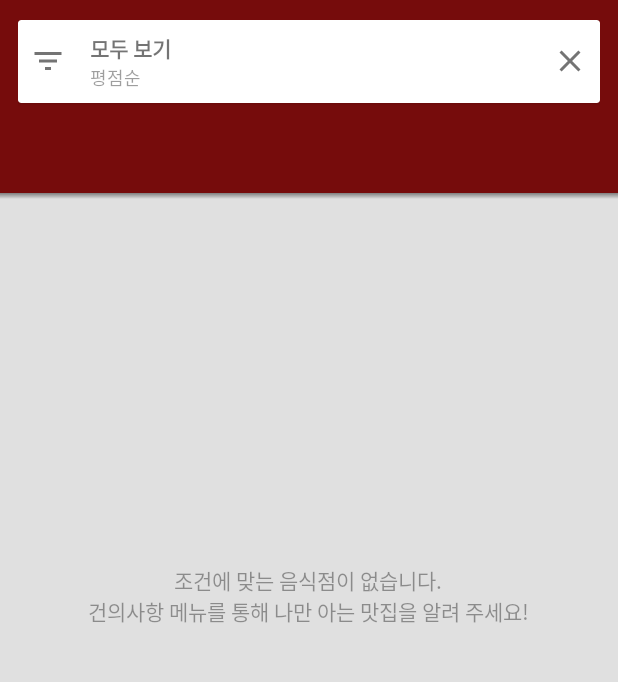
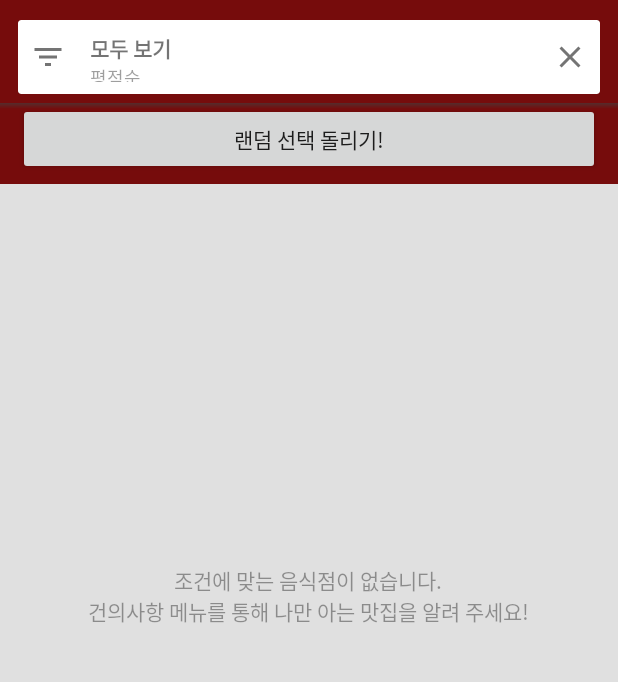
Before and after one commit to hotheadfactory/lunchbag, an Android app: the screen it shows after launch (MainActivity), on a phone screen of 412 x 824 dp, the part 64-746 px from its top. Run offline under Robolectric (Android 15) with nearby library versions, the phone set to English and light mode, and no system bars; our stand-ins replace Firebase (no records; nobody signed in at launch, a user with empty details on screens opened directly); libraries missing offline, so code that uses them is left out: com.firebase.ui, me.zhanghai.android; pictures from the network do not load.

```diff
--- a/app/src/main/java/com/lunchbag/lunchbag/java/MainActivity.java
+++ b/app/src/main/java/com/lunchbag/lunchbag/java/MainActivity.java
@@ -10,6 +10,7 @@ import android.view.MenuItem;
 import android.view.View;
 import android.view.ViewGroup;
 import android.widget.TextView;
+import android.widget.Toast;
 
 import androidx.annotation.NonNull;
 import androidx.annotation.StringRes;
@@ -222,7 +223,7 @@ public class MainActivity extends AppCompatActivity implements
         // Go to the details page for the selected restaurant
         Intent intent = new Intent(this, RestaurantDetailActivity.class);
         intent.putExtra(RestaurantDetailActivity.KEY_RESTAURANT_ID, restaurant.getId());
-
+        Toast.makeText(MainActivity.this, restaurant.getId(), Toast.LENGTH_SHORT).show();
         startActivity(intent);
         overridePendingTransition(R.anim.slide_in_from_right, R.anim.slide_out_to_left);
     }
--- a/app/src/main/java/com/lunchbag/lunchbag/java/adapter/RestaurantAdapter.java
+++ b/app/src/main/java/com/lunchbag/lunchbag/java/adapter/RestaurantAdapter.java
@@ -21,6 +21,7 @@ import me.zhanghai.android.materialratingbar.MaterialRatingBar;
 /**
  * RecyclerView adapter for a list of Restaurants.
  */
+
 public class RestaurantAdapter extends FirestoreAdapter<RestaurantAdapter.ViewHolder> {
 
     public interface OnRestaurantSelectedListener {
--- a/app/src/main/java/com/lunchbag/lunchbag/java/model/Restaurant.java
+++ b/app/src/main/java/com/lunchbag/lunchbag/java/model/Restaurant.java
@@ -13,7 +13,6 @@ public class Restaurant {
     public static final String FIELD_PRICE = "price";
     public static final String FIELD_POPULARITY = "numRatings";
     public static final String FIELD_AVG_RATING = "avgRating";
-    public static final String FIELD_CONGESTION = "avgRating";
 
     private String name;
     private String place;
@@ -22,11 +21,12 @@ public class Restaurant {
     private int price;
     private int numRatings;
     private double avgRating;
+    private int congestion;
 
     public Restaurant() {}
 
     public Restaurant(String name, String place, String category, String photo,
-                      int price, int numRatings, double avgRating) {
+                      int price, int numRatings, double avgRating, int congestion) {
         this.name = name;
         this.place = place;
         this.category = category;
@@ -34,6 +34,7 @@ public class Restaurant {
         this.price = price;
         this.numRatings = numRatings;
         this.avgRating = avgRating;
+        this.congestion = congestion;
     }
 
     public String getName() {
--- a/app/src/main/res/layout/activity_main.xml
+++ b/app/src/main/res/layout/activity_main.xml
@@ -20,12 +20,14 @@
     <FrameLayout
         android:id="@+id/filterBarContainer"
         android:layout_width="match_parent"
-        android:layout_height="115dp"
+        android:layout_height="55dp"
         android:layout_below="@+id/toolbar"
         android:background="@color/colorPrimary"
         android:paddingLeft="12dp"
         android:paddingRight="12dp"
-        android:paddingBottom="12dp">
+        android:paddingBottom="6dp">
+
+
 
         <androidx.cardview.widget.CardView
             android:id="@+id/filterBar"
@@ -93,14 +95,33 @@
 
         </androidx.cardview.widget.CardView>
 
+
+
     </FrameLayout>
+    <FrameLayout
+        android:id="@+id/rouletteButtonContainer"
+        android:layout_width="match_parent"
+        android:layout_height="54dp"
+        android:layout_below="@+id/filterBarContainer"
+        android:background="@color/colorPrimary"
+        android:paddingLeft="12dp"
+        android:paddingRight="12dp"
+        android:paddingBottom="6dp">
+        <Button
+            android:id="@+id/rouletteButton"
+            android:layout_width="match_parent"
+            android:layout_height="wrap_content"
+            android:layout_below="@+id/filterBarContainer"
+            android:text="랜덤 선택 돌리기!" />
+    </FrameLayout>
+
 
     <!-- Main Restaurants recycler -->
     <androidx.recyclerview.widget.RecyclerView
         android:id="@+id/recyclerRestaurants"
         android:layout_width="match_parent"
         android:layout_height="wrap_content"
-        android:layout_below="@+id/filterBarContainer"
+        android:layout_below="@+id/rouletteButtonContainer"
         android:background="@android:color/white"
         tools:listitem="@layout/item_restaurant" />
 
--- a/app/src/main/res/menu/menu_main.xml
+++ b/app/src/main/res/menu/menu_main.xml
@@ -4,7 +4,7 @@
 
     <item
         android:id="@+id/menu_sign_out"
-        android:title="@string/sign_out" />
+        android:title="@string/sign_in_out" />
 
     <item
         android:id="@+id/menu_add_items"
```
Also changed, not shown: app/src/main/java/com/lunchbag/lunchbag/java/RestaurantDetailActivity.java (+24 -6 lines), app/src/main/java/com/lunchbag/lunchbag/java/util/RestaurantUtil.java (+21 -0 lines), app/src/main/res/layout/activity_restaurant_detail.xml (+19 -0 lines), app/src/main/res/values/strings.xml (+4 -3 lines), app/src/main/res/mipmap-hdpi/ic_launcher.png, app/src/main/res/mipmap-mdpi/ic_launcher.png, app/src/main/res/mipmap-xhdpi/ic_launcher.png, app/src/main/res/mipmap-xxhdpi/ic_launcher.png, app/src/main/res/mipmap-xxxhdpi/ic_launcher.png.
